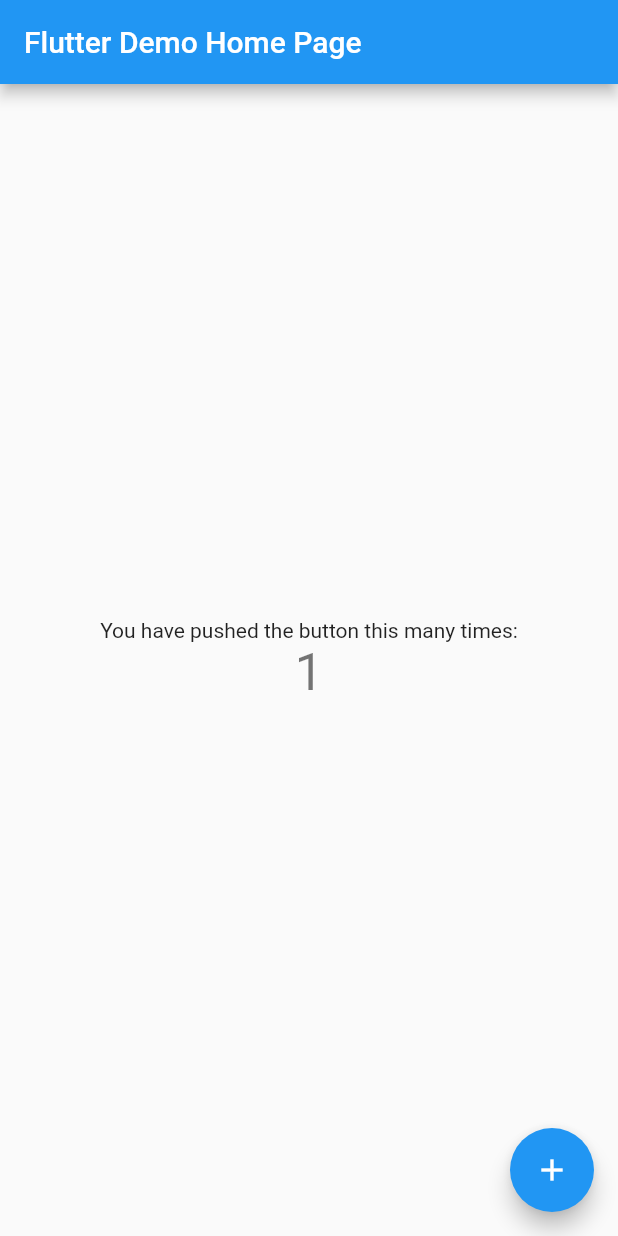
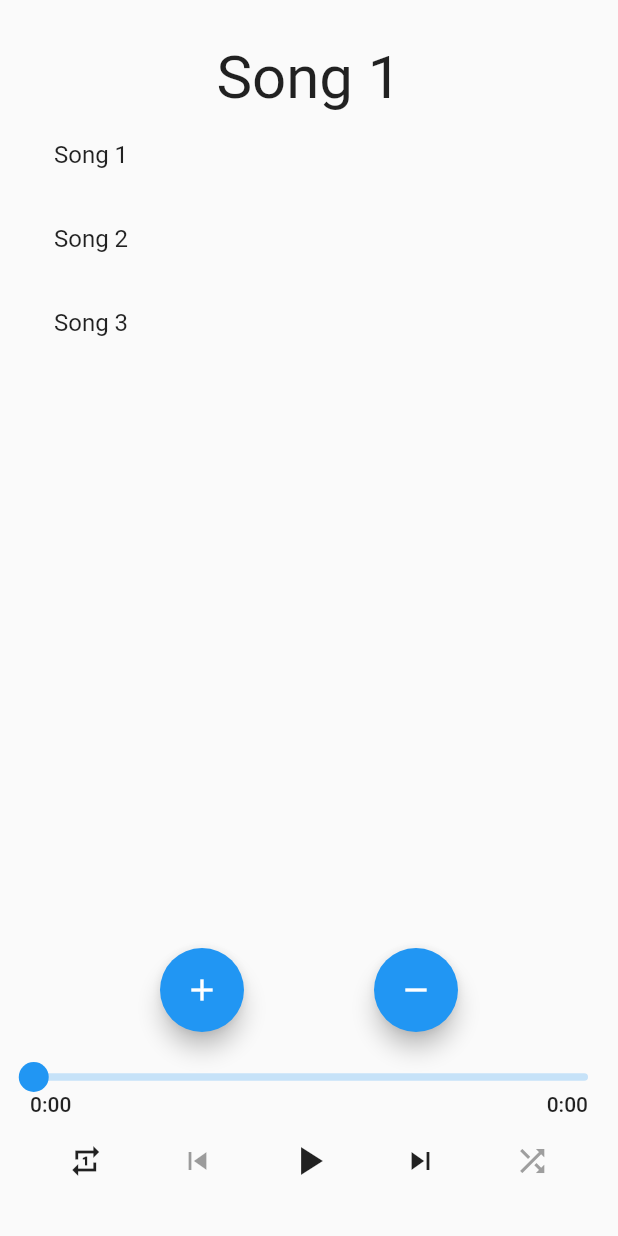
Before and after one commit to HasseneKh/Mobile-APP, a Flutter app: the screen it shows after launch, after a tap on the "add" icon, on a phone screen of 412 x 824 dp. Run offline on Flutter 3.47's test engine with Material 2 defaults, Android fonts, the phone set to English and light mode, and no system bars; drawn by our look-alikes of audio_video_progress_bar; our stand-ins replace just_audio; statements that could not run were skipped.

Commit message:
player music

```diff
--- /dev/null
+++ b/lib/const.dart
@@ -0,0 +1,3 @@
+import 'package:music_app/views/Utils/page_manager.dart';
+
+PageManager pageManager = PageManager();
--- a/lib/main.dart
+++ b/lib/main.dart
@@ -1,115 +1,43 @@
+import 'package:audio_video_progress_bar/audio_video_progress_bar.dart';
 import 'package:flutter/material.dart';
+import 'package:music_app/const.dart';
+import 'package:music_app/views/views/playerPage.dart';
+import 'package:music_app/views/widgets/NextSongButton.dart';
+import 'package:music_app/views/widgets/buttons.dart';
+import 'package:music_app/views/widgets/currentSongTitle.dart';
+import 'package:music_app/views/widgets/playButons.dart';
+import 'package:music_app/views/widgets/playList.dart';
+import 'package:music_app/views/widgets/preButtons.dart';
+import 'package:music_app/views/widgets/AudioProgressBar.dart';
+import 'package:music_app/views/widgets/repeat.dart';
+import 'package:music_app/views/widgets/shuffleButtons.dart';
+import 'notifiers/play_button_notifier.dart';
+import 'notifiers/progress_notifier.dart';
+import 'notifiers/repeat_button_notifier.dart';
+import 'views/Utils/page_manager.dart';
 
-void main() {
-  runApp(const MyApp());
+void main() => runApp(MyApp());
+
+class MyApp extends StatefulWidget {
+  @override
+  _MyAppState createState() => _MyAppState();
 }
 
-class MyApp extends StatelessWidget {
-  const MyApp({Key? key}) : super(key: key);
-
-  // This widget is the root of your application.
+class _MyAppState extends State<MyApp> {
   @override
-  Widget build(BuildContext context) {
-    return MaterialApp(
-      title: 'Flutter Demo',
-      theme: ThemeData(
-        // This is the theme of your application.
-        //
-        // Try running your application with "flutter run". You'll see the
-        // application has a blue toolbar. Then, without quitting the app, try
-        // changing the primarySwatch below to Colors.green and then invoke
-        // "hot reload" (press "r" in the console where you ran "flutter run",
-        // or simply save your changes to "hot reload" in a Flutter IDE).
-        // Notice that the counter didn't reset back to zero; the application
-        // is not restarted.
-        primarySwatch: Colors.blue,
-      ),
-      home: const MyHomePage(title: 'Flutter Demo Home Page'),
-    );
+  void initState() {
+    super.initState();
+    pageManager = PageManager();
   }
-}
-
-class MyHomePage extends StatefulWidget {
-  const MyHomePage({Key? key, required this.title}) : super(key: key);
-
-  // This widget is the home page of your application. It is stateful, meaning
-  // that it has a State object (defined below) that contains fields that affect
-  // how it looks.
-
-  // This class is the configuration for the state. It holds the values (in this
-  // case the title) provided by the parent (in this case the App widget) and
-  // used by the build method of the State. Fields in a Widget subclass are
-  // always marked "final".
-
-  final String title;
 
   @override
-  State<MyHomePage> createState() => _MyHomePageState();
-}
-
-class _MyHomePageState extends State<MyHomePage> {
-  int _counter = 0;
-
-  void _incrementCounter() {
-    setState(() {
-      // This call to setState tells the Flutter framework that something has
-      // changed in this State, which causes it to rerun the build method below
-      // so that the display can reflect the updated values. If we changed
-      // _counter without calling setState(), then the build method would not be
-      // called again, and so nothing would appear to happen.
-      _counter++;
-    });
+  void dispose() {
+    pageManager.dispose();
+    super.dispose();
   }
 
   @override
   Widget build(BuildContext context) {
-    // This method is rerun every time setState is called, for instance as done
-    // by the _incrementCounter method above.
-    //
-    // The Flutter framework has been optimized to make rerunning build methods
-    // fast, so that you can just rebuild anything that needs updating rather
-    // than having to individually change instances of widgets.
-    return Scaffold(
-      appBar: AppBar(
-        // Here we take the value from the MyHomePage object that was created by
-        // the App.build method, and use it to set our appbar title.
-        title: Text(widget.title),
-      ),
-      body: Center(
-        // Center is a layout widget. It takes a single child and positions it
-        // in the middle of the parent.
-        child: Column(
-          // Column is also a layout widget. It takes a list of children and
-          // arranges them vertically. By default, it sizes itself to fit its
-          // children horizontally, and tries to be as tall as its parent.
-          //
-          // Invoke "debug painting" (press "p" in the console, choose the
-          // "Toggle Debug Paint" action from the Flutter Inspector in Android
-          // Studio, or the "Toggle Debug Paint" command in Visual Studio Code)
-          // to see the wireframe for each widget.
-          //
-          // Column has various properties to control how it sizes itself and
-          // how it positions its children. Here we use mainAxisAlignment to
-          // center the children vertically; the main axis here is the vertical
-          // axis because Columns are vertical (the cross axis would be
-          // horizontal).
-          mainAxisAlignment: MainAxisAlignment.center,
-          children: <Widget>[
-            const Text(
-              'You have pushed the button this many times:',
-            ),
-            Text(
-              '$_counter',
-              style: Theme.of(context).textTheme.headline4,
-            ),
-          ],
-        ),
-      ),
-      floatingActionButton: FloatingActionButton(
-        onPressed: _incrementCounter,
-        tooltip: 'Increment',
-        child: const Icon(Icons.add),
-      ), // This trailing comma makes auto-formatting nicer for build methods.
-    );
+    return PlayerPage();
   }
 }
--- /dev/null
+++ b/lib/notifiers/play_button_notifier.dart
@@ -0,0 +1,8 @@
+import 'package:flutter/material.dart';
+
+class PlayButtonNotifier extends ValueNotifier<ButtonState> {
+  PlayButtonNotifier() : super(_initialValue);
+  static const _initialValue = ButtonState.paused;
+}
+
+enum ButtonState { paused, playing, loading, }
--- /dev/null
+++ b/lib/notifiers/progress_notifier.dart
@@ -0,0 +1,22 @@
+import 'package:flutter/material.dart';
+
+class ProgressNotifier extends ValueNotifier<ProgressBarState> {
+  ProgressNotifier() : super(_initialValue);
+  static const _initialValue = ProgressBarState(
+    current: Duration.zero,
+    buffered: Duration.zero,
+    total: Duration.zero,
+  );
+
+}
+
+class ProgressBarState {
+  const ProgressBarState({
+    required this.current,
+    required this.buffered,
+    required this.total,
+  });
+  final Duration current;
+  final Duration buffered;
+  final Duration total;
+}
--- /dev/null
+++ b/lib/notifiers/repeat_button_notifier.dart
@@ -0,0 +1,17 @@
+import 'package:flutter/foundation.dart';
+
+class RepeatButtonNotifier extends ValueNotifier<RepeatState> {
+  RepeatButtonNotifier() : super(_initialValue);
+  static const _initialValue = RepeatState.off;
+
+  void nextState() {
+    final next = (value.index + 1) % RepeatState.values.length;
+    value = RepeatState.values[next];
+  }
+}
+
+enum RepeatState {
+  off,
+  repeatSong,
+  repeatPlaylist,
+}
--- /dev/null
+++ b/lib/views/Utils/page_manager.dart
@@ -0,0 +1,185 @@
+import 'package:flutter/material.dart';
+import 'package:just_audio/just_audio.dart';
+
+import '../../notifiers/play_button_notifier.dart';
+import '../../notifiers/progress_notifier.dart';
+import '../../notifiers/repeat_button_notifier.dart';
+
+class PageManager {
+  final currentSongTitleNotifier = ValueNotifier<String>('');
+  final playlistNotifier = ValueNotifier<List<String>>([]);
+  final progressNotifier = ProgressNotifier();
+  final repeatButtonNotifier = RepeatButtonNotifier();
+  final isFirstSongNotifier = ValueNotifier<bool>(true);
+  final playButtonNotifier = PlayButtonNotifier();
+  final isLastSongNotifier = ValueNotifier<bool>(true);
+  final isShuffleModeEnabledNotifier = ValueNotifier<bool>(false);
+
+  late AudioPlayer _audioPlayer;
+  late ConcatenatingAudioSource _playlist;
+
+  PageManager() {
+    _init();
+  }
+
+  void _init() async {
+    _audioPlayer = AudioPlayer();
+    _setInitialPlaylist();
+    _listenForChangesInPlayerState();
+    _listenForChangesInPlayerPosition();
+    _listenForChangesInBufferedPosition();
+    _listenForChangesInTotalDuration();
+    _listenForChangesInSequenceState();
+  }
+
+  void _setInitialPlaylist() async {
+    const prefix = 'https://www.soundhelix.com/examples/mp3';
+    final song1 = Uri.parse('$prefix/SoundHelix-Song-1.mp3');
+    final song2 = Uri.parse('$prefix/SoundHelix-Song-2.mp3');
+    final song3 = Uri.parse('$prefix/SoundHelix-Song-3.mp3');
+    _playlist = ConcatenatingAudioSource(children: [
+      AudioSource.uri(song1, tag: 'Song 1'),
+      AudioSource.uri(song2, tag: 'Song 2'),
+      AudioSource.uri(song3, tag: 'Song 3'),
+    ]);
+    await _audioPlayer.setAudioSource(_playlist);
+  }
+
+  void _listenForChangesInPlayerState() {
+    _audioPlayer.playerStateStream.listen((playerState) {
+      final isPlaying = playerState.playing;
+      final processingState = playerState.processingState;
+      if (processingState == ProcessingState.loading ||
+          processingState == ProcessingState.buffering) {
+        playButtonNotifier.value = ButtonState.loading;
+      } else if (!isPlaying) {
+        playButtonNotifier.value = ButtonState.paused;
+      } else if (processingState != ProcessingState.completed) {
+        playButtonNotifier.value = ButtonState.playing;
+      } else {
+        _audioPlayer.seek(Duration.zero);
+        _audioPlayer.pause();
+      }
+    });
+  }
+
+  void _listenForChangesInPlayerPosition() {
+    _audioPlayer.positionStream.listen((position) {
+      final oldState = progressNotifier.value;
+      progressNotifier.value = ProgressBarState(
+        current: position,
+        buffered: oldState.buffered,
+        total: oldState.total,
+      );
+    });
+  }
+
+  void _listenForChangesInBufferedPosition() {
+    _audioPlayer.bufferedPositionStream.listen((bufferedPosition) {
+      final oldState = progressNotifier.value;
+      progressNotifier.value = ProgressBarState(
+        current: oldState.current,
+        buffered: bufferedPosition,
+        total: oldState.total,
+      );
+    });
+  }
+
+  void _listenForChangesInTotalDuration() {
+    _audioPlayer.durationStream.listen((totalDuration) {
+      final oldState = progressNotifier.value;
+      progressNotifier.value = ProgressBarState(
+        current: oldState.current,
+        buffered: oldState.buffered,
+        total: totalDuration ?? Duration.zero,
+      );
+    });
+  }
+
+  void _listenForChangesInSequenceState() {
+    _audioPlayer.sequenceStateStream.listen((sequenceState) {
+      if (sequenceState == null) return;
+
+      // update current song title
+      final currentItem = sequenceState.currentSource;
+      final title = currentItem?.tag as String?;
+      currentSongTitleNotifier.value = title ?? '';
+
+      // update playlist
+      final playlist = sequenceState.effectiveSequence;
+      final titles = playlist.map((item) => item.tag as String).toList();
+      playlistNotifier.value = titles;
+
+      // update shuffle mode
+      isShuffleModeEnabledNotifier.value = sequenceState.shuffleModeEnabled;
+
+      // update previous and next buttons
+      if (playlist.isEmpty || currentItem == null) {
+        isFirstSongNotifier.value = true;
+        isLastSongNotifier.value = true;
+      } else {
+        isFirstSongNotifier.value = playlist.first == currentItem;
+        isLastSongNotifier.value = playlist.last == currentItem;
+      }
+    });
+  }
+
+  void play() async {
+    _audioPlayer.play();
+  }
+
+  void pause() {
+    _audioPlayer.pause();
+  }
+
+  void seek(Duration position) {
+    _audioPlayer.seek(position);
+  }
+
+  void dispose() {
+    _audioPlayer.dispose();
+  }
+
+  void onRepeatButtonPressed() {
+    repeatButtonNotifier.nextState();
+    switch (repeatButtonNotifier.value) {
+      case RepeatState.off:
+        _audioPlayer.setLoopMode(LoopMode.off);
+        break;
+      case RepeatState.repeatSong:
+        _audioPlayer.setLoopMode(LoopMode.one);
+        break;
+      case RepeatState.repeatPlaylist:
+        _audioPlayer.setLoopMode(LoopMode.all);
+    }
+  }
+
+  void onPreviousSongButtonPressed() {
+    _audioPlayer.seekToPrevious();
+  }
+
+  void onNextSongButtonPressed() {
+    _audioPlayer.seekToNext();
+  }
+
+  void onShuffleButtonPressed() async {
+    final enable = !_audioPlayer.shuffleModeEnabled;
+    if (enable) {
+      await _audioPlayer.shuffle();
+    }
+    await _audioPlayer.setShuffleModeEnabled(enable);
+  }
+
+  void addSong() {
+    final songNumber = _playlist.length + 1;
+    const prefix = 'https://www.soundhelix.com/examples/mp3';
+    final song = Uri.parse('$prefix/SoundHelix-Song-$songNumber.mp3');
+    _playlist.add(AudioSource.uri(song, tag: 'Song $songNumber'));
+  }
+
+  void removeSong() {
+    final index = _playlist.length - 1;
+    if (index < 0) return;
+    _playlist.removeAt(index);
+  }
+}
--- /dev/null
+++ b/lib/views/views/playerPage.dart
@@ -0,0 +1,35 @@
+import 'package:flutter/material.dart';
+import 'package:music_app/views/widgets/AudioProgressBar.dart';
+import 'package:music_app/views/widgets/CurrentSongTitle.dart';
+import 'package:music_app/views/widgets/audioControler.dart';
+import 'package:music_app/views/widgets/buttons.dart';
+import 'package:music_app/views/widgets/playList.dart';
+
+class PlayerPage extends StatefulWidget {
+  PlayerPage({Key? key}) : super(key: key);
+
+  @override
+  _PlayerPageState createState() => _PlayerPageState();
+}
+
+class _PlayerPageState extends State<PlayerPage> {
+  @override
+  Widget build(BuildContext context) {
+    return MaterialApp(
+      home: Scaffold(
+        body: Padding(
+          padding: const EdgeInsets.all(20.0),
+          child: Column(
+            children: [
+              CurrentSongTitle(),
+              Playlist(),
+              AddRemoveSongButtons(),
+              AudioProgressBar(),
+              AudioControlButtons(),
+            ],
+          ),
+        ),
+      ),
+    );
+  }
+}
--- /dev/null
+++ b/lib/views/widgets/AudioProgressBar.dart
@@ -0,0 +1,23 @@
+import 'package:audio_video_progress_bar/audio_video_progress_bar.dart';
+import 'package:flutter/material.dart';
+import 'package:music_app/notifiers/progress_notifier.dart';
+
+import '../../const.dart';
+
+class AudioProgressBar extends StatelessWidget {
+  const AudioProgressBar({Key? key}) : super(key: key);
+  @override
+  Widget build(BuildContext context) {
+    return ValueListenableBuilder<ProgressBarState>(
+      valueListenable: pageManager.progressNotifier,
+      builder: (_, value, __) {
+        return ProgressBar(
+          progress: value.current,
+          buffered: value.buffered,
+          total: value.total,
+          onSeek: pageManager.seek,
+        );
+      },
+    );
+  }
+}
--- /dev/null
+++ b/lib/views/widgets/NextSongButton.dart
@@ -0,0 +1,19 @@
+import 'package:flutter/material.dart';
+
+import '../../const.dart';
+
+class NextSongButton extends StatelessWidget {
+  const NextSongButton({Key? key}) : super(key: key);
+  @override
+  Widget build(BuildContext context) {
+    return ValueListenableBuilder<bool>(
+      valueListenable: pageManager.isLastSongNotifier,
+      builder: (_, isLast, __) {
+        return IconButton(
+          icon: Icon(Icons.skip_next),
+          onPressed: (isLast) ? null : pageManager.onNextSongButtonPressed,
+        );
+      },
+    );
+  }
+}
--- /dev/null
+++ b/lib/views/widgets/audioControler.dart
@@ -0,0 +1,26 @@
+import 'package:flutter/material.dart';
+import 'package:music_app/views/widgets/NextSongButton.dart';
+import 'package:music_app/views/widgets/playButons.dart';
+import 'package:music_app/views/widgets/preButtons.dart';
+import 'package:music_app/views/widgets/repeat.dart';
+import 'package:music_app/views/widgets/shuffleButtons.dart';
+
+class AudioControlButtons extends StatelessWidget {
+  const AudioControlButtons({Key? key}) : super(key: key);
+  @override
+  Widget build(BuildContext context) {
+    return Container(
+      height: 60,
+      child: Row(
+        mainAxisAlignment: MainAxisAlignment.spaceAround,
+        children: [
+          RepeatButton(),
+          PreviousSongButton(),
+          PlayButton(),
+          NextSongButton(),
+          ShuffleButton(),
+        ],
+      ),
+    );
+  }
+}
--- /dev/null
+++ b/lib/views/widgets/buttons.dart
@@ -0,0 +1,26 @@
+import 'package:flutter/material.dart';
+
+import '../../const.dart';
+
+class AddRemoveSongButtons extends StatelessWidget {
+  const AddRemoveSongButtons({Key? key}) : super(key: key);
+  @override
+  Widget build(BuildContext context) {
+    return Padding(
+      padding: const EdgeInsets.only(bottom: 20.0),
+      child: Row(
+        mainAxisAlignment: MainAxisAlignment.spaceEvenly,
+        children: [
+          FloatingActionButton(
+            onPressed: pageManager.addSong,
+            child: Icon(Icons.add),
+          ),
+          FloatingActionButton(
+            onPressed: pageManager.removeSong,
+            child: Icon(Icons.remove),
+          ),
+        ],
+      ),
+    );
+  }
+}
--- /dev/null
+++ b/lib/views/widgets/currentSongTitle.dart
@@ -0,0 +1,18 @@
+import 'package:flutter/material.dart';
+import '../../const.dart';
+
+class CurrentSongTitle extends StatelessWidget {
+  const CurrentSongTitle({Key? key}) : super(key: key);
+  @override
+  Widget build(BuildContext context) {
+    return ValueListenableBuilder<String>(
+      valueListenable: pageManager.currentSongTitleNotifier,
+      builder: (_, title, __) {
+        return Padding(
+          padding: const EdgeInsets.only(top: 8.0),
+          child: Text(title, style: TextStyle(fontSize: 40)),
+        );
+      },
+    );
+  }
+}
--- /dev/null
+++ b/lib/views/widgets/playButons.dart
@@ -0,0 +1,37 @@
+import 'package:flutter/material.dart';
+import 'package:music_app/notifiers/play_button_notifier.dart';
+
+import '../../const.dart';
+
+class PlayButton extends StatelessWidget {
+  const PlayButton({Key? key}) : super(key: key);
+  @override
+  Widget build(BuildContext context) {
+    return ValueListenableBuilder<ButtonState>(
+      valueListenable: pageManager.playButtonNotifier,
+      builder: (_, value, __) {
+        switch (value) {
+          case ButtonState.loading:
+            return Container(
+              margin: EdgeInsets.all(8.0),
+              width: 32.0,
+              height: 32.0,
+              child: CircularProgressIndicator(),
+            );
+          case ButtonState.paused:
+            return IconButton(
+              icon: Icon(Icons.play_arrow),
+              iconSize: 32.0,
+              onPressed: pageManager.play,
+            );
+          case ButtonState.playing:
+            return IconButton(
+              icon: Icon(Icons.pause),
+              iconSize: 32.0,
+              onPressed: pageManager.pause,
+            );
+        }
+      },
+    );
+  }
+}
--- /dev/null
+++ b/lib/views/widgets/playList.dart
@@ -0,0 +1,25 @@
+import 'package:flutter/material.dart';
+
+import '../../const.dart';
+
+class Playlist extends StatelessWidget {
+  const Playlist({Key? key}) : super(key: key);
+  @override
+  Widget build(BuildContext context) {
+    return Expanded(
+      child: ValueListenableBuilder<List<String>>(
+        valueListenable: pageManager.playlistNotifier,
+        builder: (context, playlistTitles, _) {
+          return ListView.builder(
+            itemCount: playlistTitles.length,
+            itemBuilder: (context, index) {
+              return ListTile(
+                title: Text('${playlistTitles[index]}'),
+              );
+            },
+          );
+        },
+      ),
+    );
+  }
+}
--- /dev/null
+++ b/lib/views/widgets/preButtons.dart
@@ -0,0 +1,19 @@
+import 'package:flutter/material.dart';
+
+import '../../const.dart';
+
+class PreviousSongButton extends StatelessWidget {
+  const PreviousSongButton({Key? key}) : super(key: key);
+  @override
+  Widget build(BuildContext context) {
+    return ValueListenableBuilder<bool>(
+      valueListenable: pageManager.isFirstSongNotifier,
+      builder: (_, isFirst, __) {
+        return IconButton(
+          icon: Icon(Icons.skip_previous),
+          onPressed: (isFirst) ? null : pageManager.onPreviousSongButtonPressed,
+        );
+      },
+    );
+  }
+}
--- /dev/null
+++ b/lib/views/widgets/repeat.dart
@@ -0,0 +1,32 @@
+import 'package:flutter/material.dart';
+import 'package:music_app/notifiers/repeat_button_notifier.dart';
+
+import '../../const.dart';
+
+class RepeatButton extends StatelessWidget {
+  const RepeatButton({Key? key}) : super(key: key);
+  @override
+  Widget build(BuildContext context) {
+    return ValueListenableBuilder<RepeatState>(
+      valueListenable: pageManager.repeatButtonNotifier,
+      builder: (context, value, child) {
+        Icon icon;
+        switch (value) {
+          case RepeatState.off:
+            icon = Icon(Icons.repeat, color: Colors.grey);
+            break;
+          case RepeatState.repeatSong:
+            icon = Icon(Icons.repeat_one);
+            break;
+          case RepeatState.repeatPlaylist:
+            icon = Icon(Icons.repeat);
+            break;
+        }
+        return IconButton(
+          icon: icon,
+          onPressed: pageManager.onRepeatButtonPressed,
+        );
+      },
+    );
+  }
+}
--- /dev/null
+++ b/lib/views/widgets/shuffleButtons.dart
@@ -0,0 +1,21 @@
+import 'package:flutter/material.dart';
+
+import '../../const.dart';
+
+class ShuffleButton extends StatelessWidget {
+  const ShuffleButton({Key? key}) : super(key: key);
+  @override
+  Widget build(BuildContext context) {
+    return ValueListenableBuilder<bool>(
+      valueListenable: pageManager.isShuffleModeEnabledNotifier,
+      builder: (context, isEnabled, child) {
+        return IconButton(
+          icon: (isEnabled)
+              ? Icon(Icons.shuffle)
+              : Icon(Icons.shuffle, color: Colors.grey),
+          onPressed: pageManager.onShuffleButtonPressed,
+        );
+      },
+    );
+  }
+}
--- a/pubspec.yaml
+++ b/pubspec.yaml
@@ -35,6 +35,8 @@ dependencies:
   # Use with the CupertinoIcons class for iOS style icons.
   cupertino_icons: ^1.0.2
   lint: ^1.7.2
+  just_audio: ^0.9.14
+  audio_video_progress_bar: ^0.9.0
 
 dev_dependencies:
   flutter_test:
@@ -60,8 +62,7 @@ flutter:
 
   # To add assets to your application, add an assets section, like this:
   # assets:
-  #   - images/a_dot_burr.jpeg
-  #   - images/a_dot_ham.jpeg
+  #   - music/
 
   # An image asset can refer to one or more resolution-specific "variants", see
   # https://flutter.dev/assets-and-images/#resolution-aware.
```
Also changed, not shown: pubspec.lock, 9 other files.
